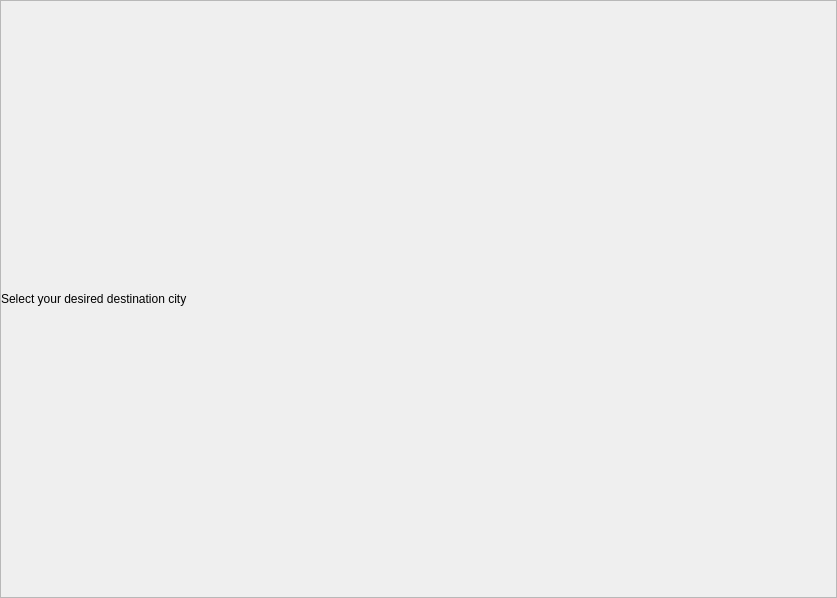
mariamelkondakly/GuideMe, file cities.ui: the form before one commit.
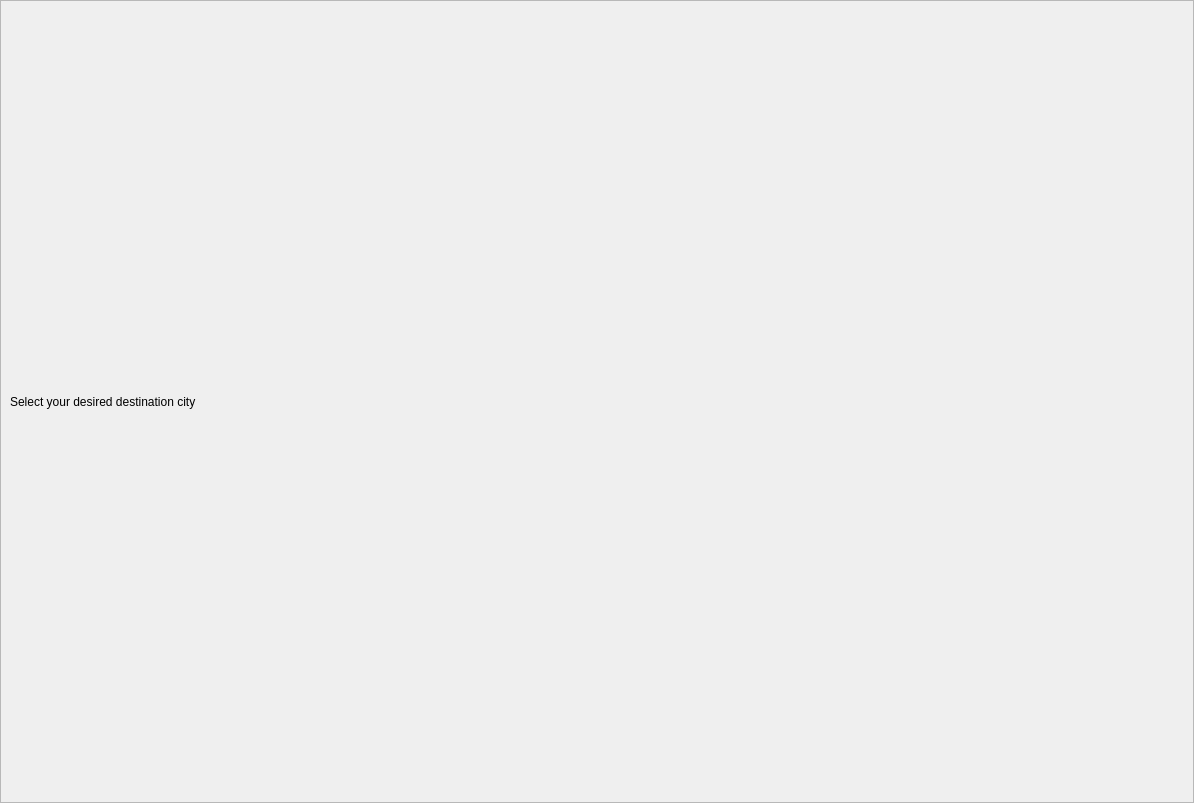
The form after the commit.

What changed in the file:
```diff
--- a/cities.ui
+++ b/cities.ui
@@ -6,10 +6,16 @@
    <rect>
     <x>0</x>
     <y>0</y>
-    <width>837</width>
-    <height>598</height>
+    <width>1194</width>
+    <height>803</height>
    </rect>
   </property>
+  <property name="sizePolicy">
+   <sizepolicy hsizetype="Fixed" vsizetype="Fixed">
+    <horstretch>0</horstretch>
+    <verstretch>0</verstretch>
+   </sizepolicy>
+  </property>
   <property name="windowTitle">
    <string>Form</string>
   </property>
@@ -36,33 +42,17 @@
        <rect>
         <x>0</x>
         <y>0</y>
-        <width>835</width>
-        <height>596</height>
+        <width>1192</width>
+        <height>801</height>
        </rect>
       </property>
       <layout class="QVBoxLayout" name="verticalLayout">
-       <property name="leftMargin">
-        <number>0</number>
-       </property>
-       <property name="topMargin">
-        <number>0</number>
-       </property>
-       <property name="rightMargin">
-        <number>0</number>
-       </property>
-       <property name="bottomMargin">
-        <number>0</number>
-       </property>
        <item>
-        <layout class="QVBoxLayout" name="verticalLayout_2">
-         <item>
-          <widget class="QLabel" name="title">
-           <property name="text">
-            <string>Select your desired destination city</string>
-           </property>
-          </widget>
-         </item>
-        </layout>
+        <widget class="QLabel" name="label">
+         <property name="text">
+          <string>Select your desired destination city</string>
+         </property>
+        </widget>
        </item>
       </layout>
      </widget>
```
